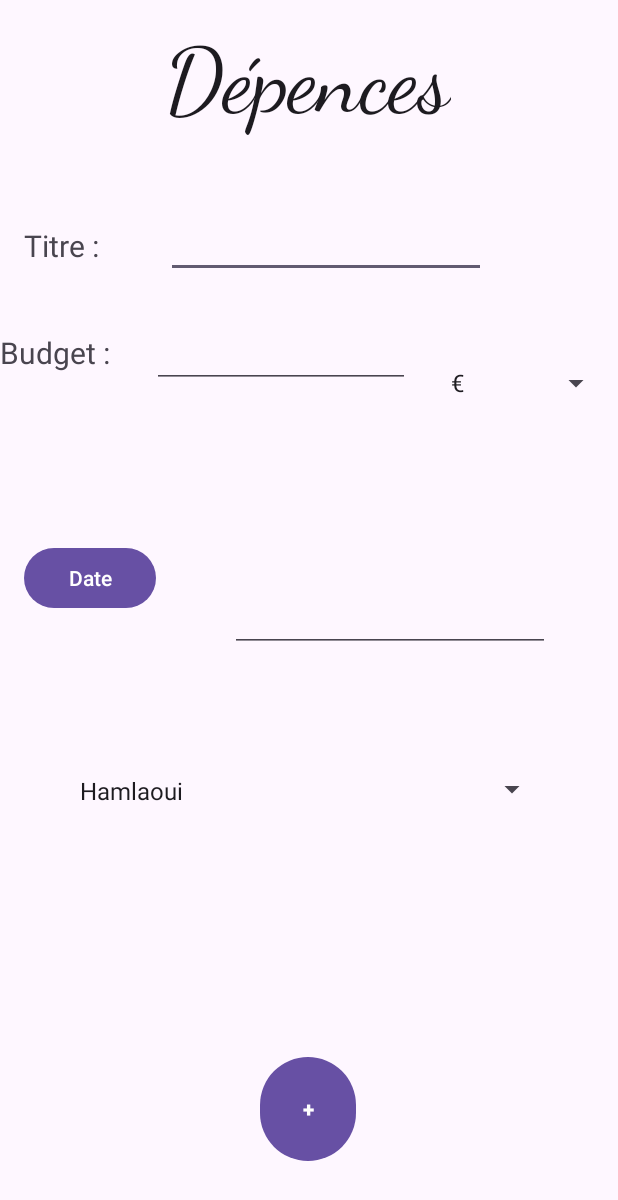
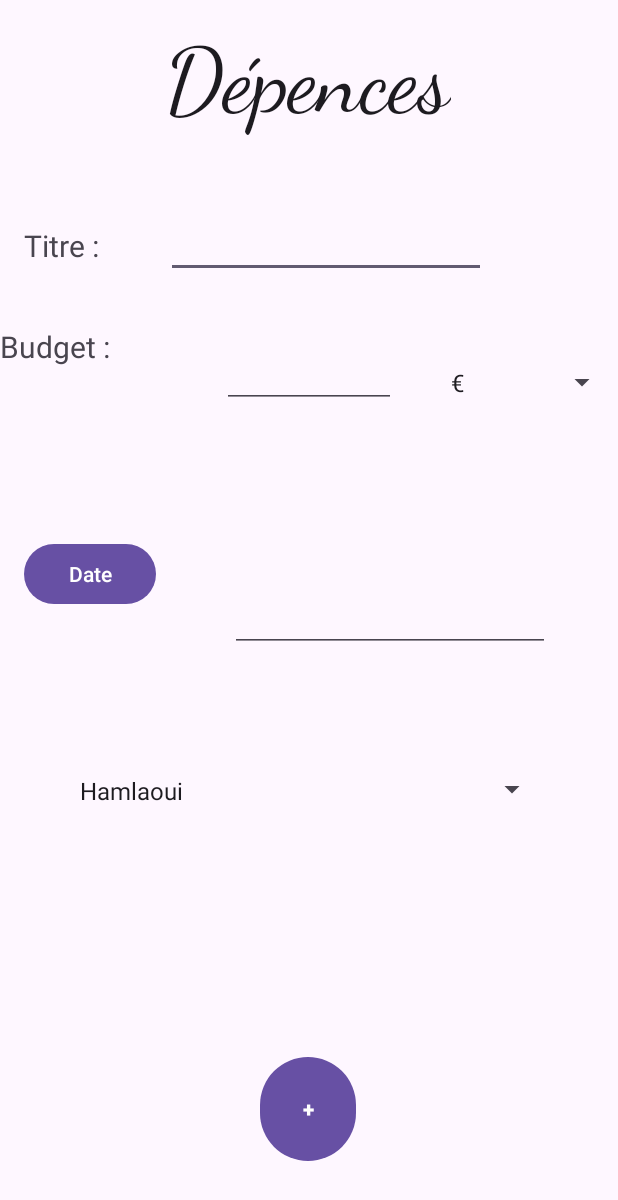
Before and after one commit to Ky-oo/TricentProject, an Android app: the screen it shows after launch (CreateDepenseActivity), on a phone screen of 412 x 824 dp. Shown: the top 1200 px of the screen. Run offline under Robolectric (Android 15) with nearby library versions, the phone set to English and light mode, and no system bars.

Commit message:
update page depense

```diff
--- a/app/src/main/java/com/example/tricent/CreateDepenseActivity.java
+++ b/app/src/main/java/com/example/tricent/CreateDepenseActivity.java
@@ -3,12 +3,49 @@ package com.example.tricent;
 import androidx.appcompat.app.AppCompatActivity;
 
 import android.os.Bundle;
+import android.view.View;
+import android.widget.Button;
+import android.widget.EditText;
+import android.widget.Toast;
+
+import java.util.Date;
 
 public class CreateDepenseActivity extends AppCompatActivity {
+
+    private Button boutonAjouter;
+    private EditText saisiTitre;
+    private EditText saisiBudget;
+    private EditText entrerDate;
+    private  EditText saisiPersonne;
 
     @Override
     protected void onCreate(Bundle savedInstanceState) {
         super.onCreate(savedInstanceState);
         setContentView(R.layout.activity_create_depense);
+
+        boutonAjouter = findViewById(R.id.buttonAjouter);
+        saisiTitre = findViewById(R.id.saisiText);
+        saisiBudget = findViewById(R.id.budget);
+        entrerDate  = findViewById(R.id.saisiDate);
+
+        boutonAjouter.setOnClickListener(new View.OnClickListener() {
+            @Override
+            public void onClick(View view) {
+                // Récupérer les valeurs du champNom et champMontant
+                String titre = saisiTitre.getText().toString();
+                double montant = Double.parseDouble(saisiBudget.getText().toString());
+                Date date = new Date(String.valueOf(findViewById(R.id.saisiDate)));
+                String personne = saisiPersonne.getText().toString();
+
+                // Instancier un nouvel objet Dépense
+                Depense nouvelleDepense = new Depense(titre, montant, date, personne);
+
+                // Faire quelque chose avec la nouvelle dépense, par exemple, l'ajouter à une liste
+                // ou la sauvegarder dans une base de données
+
+                // Afficher un message pour indiquer que la dépense a été ajoutée
+                Toast.makeText(CreateDepenseActivity.this, "Dépense ajoutée : " + titre, Toast.LENGTH_SHORT).show();
+            }
+        });
     }
 }
--- a/app/src/main/res/layout/activity_create_depense.xml
+++ b/app/src/main/res/layout/activity_create_depense.xml
@@ -22,12 +22,12 @@
         android:id="@+id/textViewBudget"
         android:layout_width="wrap_content"
         android:layout_height="wrap_content"
-        android:layout_marginTop="44dp"
+        android:layout_marginTop="40dp"
         android:text="Budget :"
         android:textSize="20sp"
         app:layout_constraintTop_toBottomOf="@+id/textTitre"
         tools:ignore="MissingConstraints"
-        tools:layout_editor_absoluteX="10dp" />
+        tools:layout_editor_absoluteX="30dp" />
 
     <TextView
         android:id="@+id/textDepences"
@@ -59,27 +59,13 @@
         app:layout_constraintVertical_bias="0.18"
         tools:ignore="MissingConstraints" />
 
-    <EditText
-        android:id="@+id/saisiBudget"
-        android:layout_width="172dp"
-        android:layout_height="41dp"
-        android:layout_marginStart="28dp"
-        android:layout_marginTop="32dp"
-        android:ems="10"
-        android:inputType="text"
-        app:layout_constraintStart_toEndOf="@+id/textViewBudget"
-        app:layout_constraintTop_toBottomOf="@+id/saisiText"
-        tools:ignore="MissingConstraints" />
-
     <Spinner
         android:id="@+id/valeur"
-        android:layout_width="115dp"
-        android:layout_height="56dp"
+        android:layout_width="119dp"
+        android:layout_height="54dp"
         android:entries="@array/device"
         app:layout_constraintBottom_toBottomOf="parent"
         app:layout_constraintEnd_toEndOf="parent"
-        app:layout_constraintHorizontal_bias="0.833"
-        app:layout_constraintStart_toEndOf="@+id/saisiBudget"
         app:layout_constraintTop_toTopOf="parent"
         app:layout_constraintVertical_bias="0.296"
         tools:ignore="MissingConstraints" />
@@ -133,4 +119,16 @@
         app:layout_constraintStart_toStartOf="parent"
         app:layout_constraintTop_toTopOf="parent" />
 
+    <EditText
+        android:id="@+id/budget"
+        android:layout_width="116dp"
+        android:layout_height="45dp"
+        android:ems="10"
+        android:inputType="numberDecimal"
+        app:layout_constraintBottom_toBottomOf="parent"
+        app:layout_constraintEnd_toEndOf="@+id/valeur"
+        app:layout_constraintStart_toStartOf="parent"
+        app:layout_constraintTop_toTopOf="parent"
+        app:layout_constraintVertical_bias="0.291" />
+
 </androidx.constraintlayout.widget.ConstraintLayout>
```
Also changed, not shown: app/src/main/java/com/example/tricent/Depense.java (added, +49 -0 lines).
